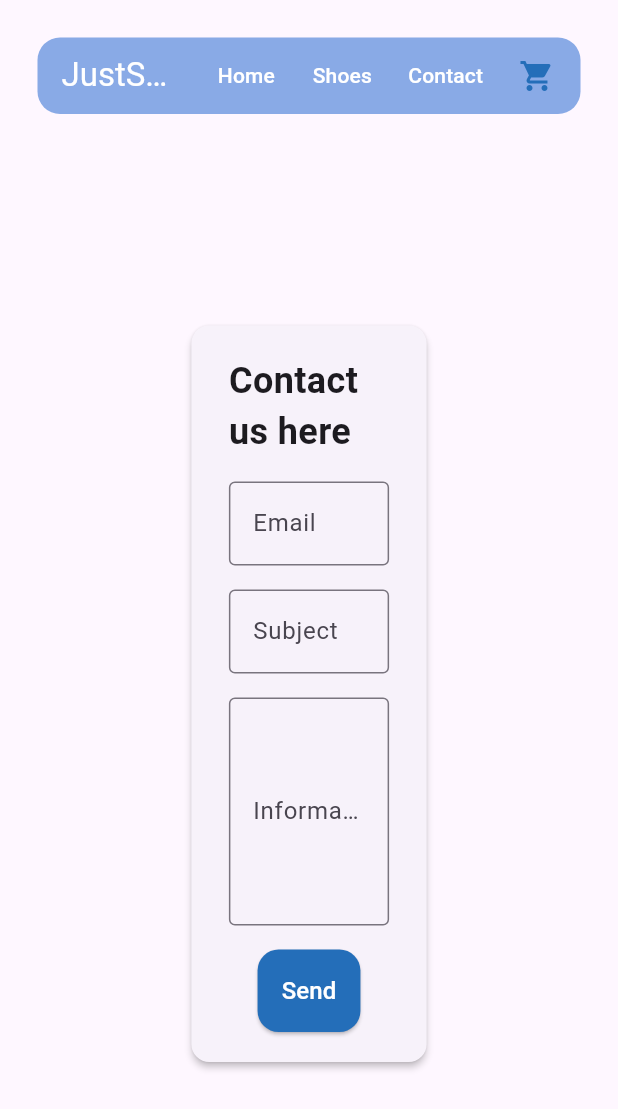
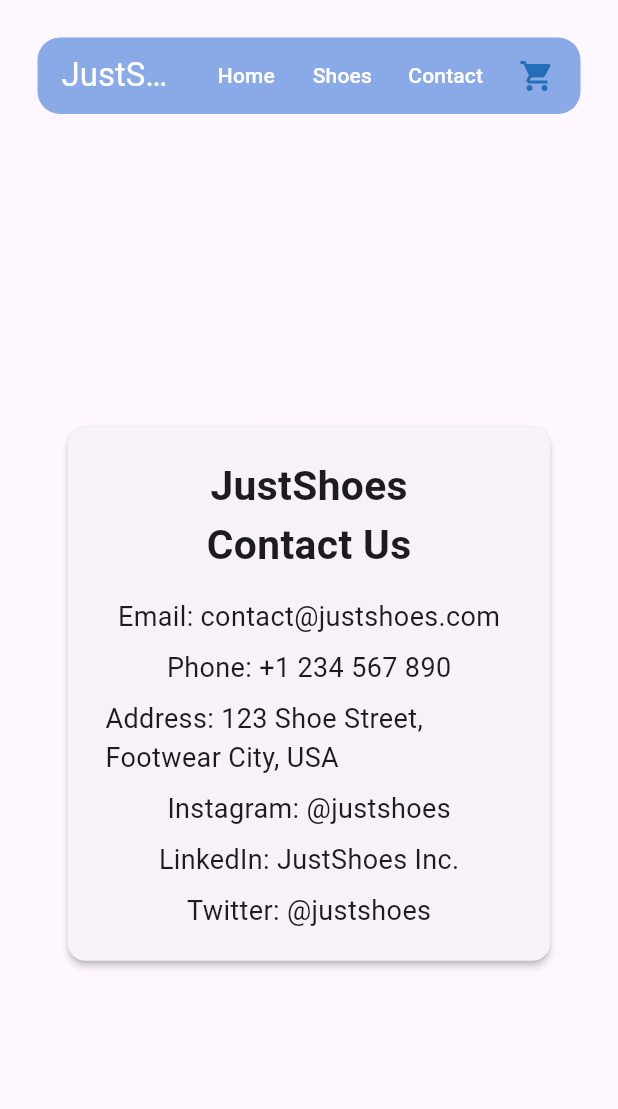
Before and after one commit to GianniQuinten/fluttercommerce, a Flutter app: the screen it shows after launch, on a phone screen of 412 x 824 dp. Shown: the top 1109 px of the screen. Run offline on Flutter 3.47's test engine with Material 3 defaults, Android fonts, the phone set to English and light mode, and no system bars.

Commit message:
Made it responsive, and changed the inputs to plain text

```diff
--- a/lib/src/views/contact_page.dart
+++ b/lib/src/views/contact_page.dart
@@ -1,18 +1,26 @@
+import 'package:flutter/foundation.dart';
 import 'package:flutter/material.dart';
 import '../widget/app_bar.dart';
 
 class ContactPage extends StatelessWidget {
   @override
   Widget build(BuildContext context) {
+    double screenWidth = MediaQuery.of(context).size.width;
 
-    double screenWidth = MediaQuery.of(context).size.width;
-    double contactFormPadding = screenWidth * 0.3; // Calculate padding based on screen width
+    double contactFormPadding;
+    // Check if the platform is Android and adjust padding accordingly
+    if (defaultTargetPlatform == TargetPlatform.android) {
+      contactFormPadding = screenWidth * 0.1;
+    } else {
+      contactFormPadding = screenWidth * 0.20;
+    }
 
     return Scaffold(
       appBar: MyAppBar(title: 'JustShoes'), // Use the AppBar widget
       body: Center(
         child: Padding(
-          padding: EdgeInsets.fromLTRB(contactFormPadding, 25, contactFormPadding, 25),
+          padding: EdgeInsets.fromLTRB(
+              contactFormPadding, 25, contactFormPadding, 25),
           child: Card(
             elevation: 2,
             shape: RoundedRectangleBorder(
@@ -20,61 +28,75 @@ class ContactPage extends StatelessWidget {
             ),
             child: Padding(
               padding: const EdgeInsets.fromLTRB(25, 20, 25, 20),
-              child: Column(
+              child: LayoutBuilder(
+                builder: (context, constraints) {
+                  double fontSize = constraints.maxWidth * 0.1;
+                  double titleFontsize = fontSize.clamp(24, 32); // Clamp within the range
+                  double contactTitleFontSize = fontSize.clamp(20, 28); // Clamp within the range
+                  double infoFontSize = fontSize.clamp(8, 18); // Clamp within the range
+
+                  return Column(
                     mainAxisSize: MainAxisSize.min,
                     children: [
                       Text(
-                    'Contact us here',
+                        'JustShoes',
                         style: TextStyle(
-                      fontSize: 24,
+                          fontSize: titleFontsize,
+                          fontWeight: FontWeight.bold,
+                        ),
+                      ),
+                      Text(
+                        'Contact Us',
+                        style: TextStyle(
+                          fontSize: contactTitleFontSize,
                           fontWeight: FontWeight.bold,
                         ),
                       ),
                       SizedBox(height: 16),
-                  TextField(
-                    decoration: InputDecoration(
-                      labelText: 'Email',
-                      border: OutlineInputBorder(),
+                      Text(
+                        'Email: contact@justshoes.com',
+                        style: TextStyle(
+                          fontSize: infoFontSize,
                         ),
                       ),
-                  SizedBox(height: 16),
-                  TextField(
-                    decoration: InputDecoration(
-                      labelText: 'Subject',
-                      border: OutlineInputBorder(),
+                      SizedBox(height: 8),
+                      Text(
+                        'Phone: +1 234 567 890',
+                        style: TextStyle(
+                          fontSize: infoFontSize,
                         ),
                       ),
-                  SizedBox(height: 16),
-                  TextField(
-                    maxLines: 5,
-                    decoration: InputDecoration(
-                      labelText: 'Information',
-                      border: OutlineInputBorder(),
+                      SizedBox(height: 8),
+                      Text(
+                        'Address: 123 Shoe Street, Footwear City, USA',
+                        style: TextStyle(
+                          fontSize: infoFontSize,
                         ),
                       ),
-                  SizedBox(height: 16),
-                  ElevatedButton(
-                    onPressed: () {
-                      // Handle form send button
-                    },
-                    style: ElevatedButton.styleFrom(
-                      foregroundColor: Colors.white,
-                      backgroundColor: Color(0xFF246EB9),
-                      // Text color & Background color
-                      shape: RoundedRectangleBorder(
-                        borderRadius: BorderRadius.circular(14), // Corner radius
-                      ),
-                      padding: EdgeInsets.symmetric(
-                        horizontal: 16,
-                        vertical: 16,
+                      SizedBox(height: 8),
+                      Text(
+                        'Instagram: @justshoes',
+                        style: TextStyle(
+                          fontSize: infoFontSize,
                         ),
                       ),
-                    child: Text(
-                      'Send',
-                      style: TextStyle(fontSize: 16),
+                      SizedBox(height: 8),
+                      Text(
+                        'LinkedIn: JustShoes Inc.',
+                        style: TextStyle(
+                          fontSize: infoFontSize,
+                        ),
+                      ),
+                      SizedBox(height: 8),
+                      Text(
+                        'Twitter: @justshoes',
+                        style: TextStyle(
+                          fontSize: infoFontSize,
                         ),
                       ),
                     ],
+                  );
+                },
               ),
             ),
           ),
```
Lines whose indentation alone changed are shown as unchanged.
